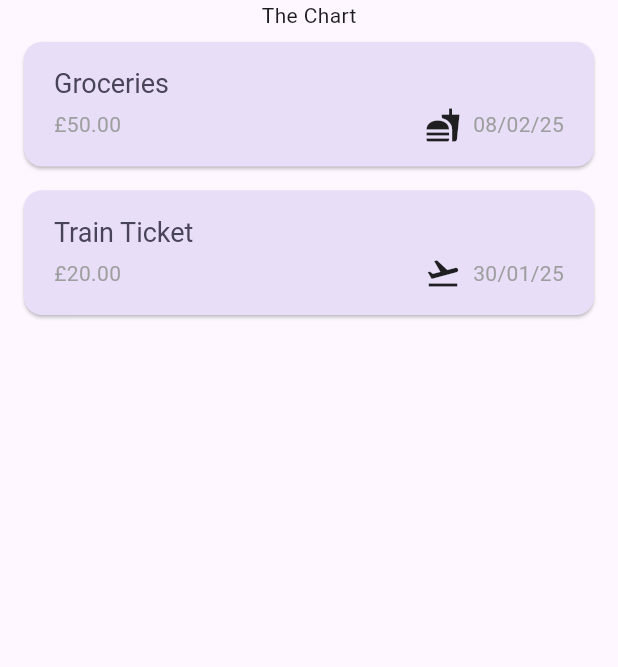
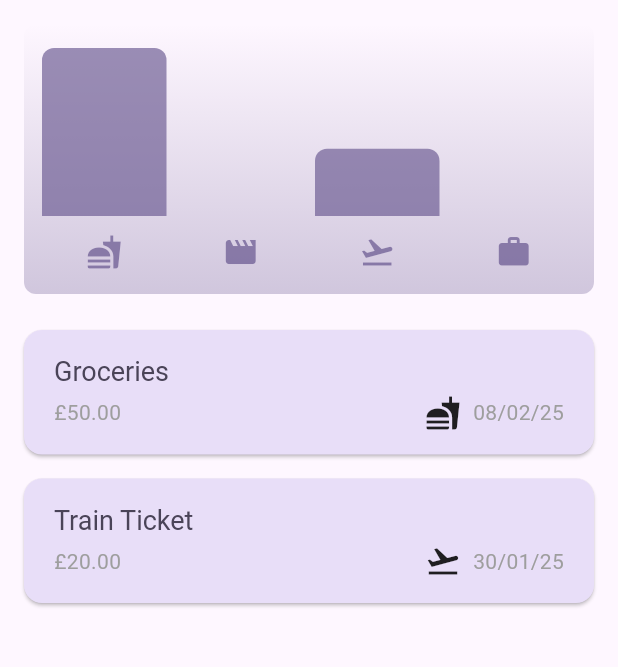
Before and after one commit to BillyOgilvie/flutter-expense-tracker, a Flutter app: the screen it shows after launch, on a phone screen of 412 x 824 dp, the part 84-751 px from its top. Run offline on Flutter 3.47's test engine with Material 3 defaults, Android fonts, the phone set to English and light mode, and no system bars.

Commit message:
132. Adding Chart Widgets

```diff
--- a/lib/main.dart
+++ b/lib/main.dart
@@ -3,13 +3,31 @@ import 'package:flutter/material.dart';
 import 'package:expense_tracker_app/widgets/expenses.dart';
 
 var kColorScheme = ColorScheme.fromSeed(
-  seedColor: const Color.fromARGB(255, 96, 59, 181),
+  seedColor: const Color.fromARGB(255, 196, 172, 252),
+);
+
+var kDarkColorScheme = ColorScheme.fromSeed(
+  brightness: Brightness.dark,
+  seedColor: const Color.fromARGB(255, 5, 99, 125),
 );
 
 void main() {
   runApp(
     MaterialApp(
       debugShowCheckedModeBanner: false,
+      darkTheme: ThemeData.dark().copyWith(
+        colorScheme: kDarkColorScheme,
+        cardTheme: const CardTheme().copyWith(
+          color: kDarkColorScheme.secondaryContainer,
+          margin: EdgeInsets.symmetric(horizontal: 16, vertical: 8),
+        ),
+        elevatedButtonTheme: ElevatedButtonThemeData(
+          style: ElevatedButton.styleFrom(
+            backgroundColor: kDarkColorScheme.primaryContainer,
+            foregroundColor: kDarkColorScheme.onPrimaryContainer,
+          ),
+        ),
+      ),
       theme: ThemeData().copyWith(
         colorScheme: kColorScheme,
         appBarTheme: const AppBarTheme().copyWith(
--- a/lib/models/expense.dart
+++ b/lib/models/expense.dart
@@ -31,3 +31,24 @@ class Expense {
 
   String get formattedDate => dateFormatter.format(date);
 }
+
+class ExpenseBucket {
+  ExpenseBucket({required this.category, required this.expenses});
+
+  ExpenseBucket.forCategory(List<Expense> allExpenses, this.category)
+      : expenses = allExpenses
+            .where((expense) => expense.category == category)
+            .toList();
+
+  final Category category;
+  final List<Expense> expenses;
+
+  double get totalExpenses {
+    double sum = 0;
+
+    for (final expense in expenses) {
+      sum += expense.amount;
+    }
+    return sum;
+  }
+}
--- /dev/null
+++ b/lib/widgets/chart/chart.dart
@@ -0,0 +1,95 @@
+import 'package:flutter/material.dart';
+
+import 'package:expense_tracker_app/widgets/chart/chart_bar.dart';
+import 'package:expense_tracker_app/models/expense.dart';
+
+class Chart extends StatelessWidget {
+  const Chart({super.key, required this.expenses});
+
+  final List<Expense> expenses;
+
+  List<ExpenseBucket> get buckets {
+    return [
+      ExpenseBucket.forCategory(expenses, Category.food),
+      ExpenseBucket.forCategory(expenses, Category.leisure),
+      ExpenseBucket.forCategory(expenses, Category.travel),
+      ExpenseBucket.forCategory(expenses, Category.work),
+    ];
+  }
+
+  double get maxTotalExpense {
+    double maxTotalExpense = 0;
+
+    for (final bucket in buckets) {
+      if (bucket.totalExpenses > maxTotalExpense) {
+        maxTotalExpense = bucket.totalExpenses;
+      }
+    }
+
+    return maxTotalExpense;
+  }
+
+  @override
+  Widget build(BuildContext context) {
+    final isDarkMode =
+        MediaQuery.of(context).platformBrightness == Brightness.dark;
+    return Container(
+      margin: const EdgeInsets.all(16),
+      padding: const EdgeInsets.symmetric(
+        vertical: 16,
+        horizontal: 8,
+      ),
+      width: double.infinity,
+      height: 180,
+      decoration: BoxDecoration(
+        borderRadius: BorderRadius.circular(8),
+        gradient: LinearGradient(
+          colors: [
+            Theme.of(context).colorScheme.primary.withValues(alpha: 0.3),
+            Theme.of(context).colorScheme.primary.withValues(alpha: 0.0)
+          ],
+          begin: Alignment.bottomCenter,
+          end: Alignment.topCenter,
+        ),
+      ),
+      child: Column(
+        children: [
+          Expanded(
+            child: Row(
+              crossAxisAlignment: CrossAxisAlignment.end,
+              children: [
+                for (final bucket in buckets) // alternative to map()
+                  ChartBar(
+                    fill: bucket.totalExpenses == 0
+                        ? 0
+                        : bucket.totalExpenses / maxTotalExpense,
+                  )
+              ],
+            ),
+          ),
+          const SizedBox(height: 12),
+          Row(
+            children: buckets
+                .map(
+                  (bucket) => Expanded(
+                    child: Padding(
+                      padding: const EdgeInsets.symmetric(horizontal: 4),
+                      child: Icon(
+                        categoryIcons[bucket.category],
+                        color: isDarkMode
+                            ? Theme.of(context).colorScheme.secondary
+                            : Theme.of(context)
+                                .colorScheme
+                                .primary
+                                .withValues(alpha: 0.7),
+                      ),
+                    ),
+                  ),
+                )
+                .toList(),
+          )
+        ],
+      ),
+    );
+  }
+}
--- /dev/null
+++ b/lib/widgets/chart/chart_bar.dart
@@ -0,0 +1,37 @@
+import 'package:flutter/material.dart';
+
+class ChartBar extends StatelessWidget {
+  const ChartBar({
+    super.key,
+    required this.fill,
+  });
+
+  final double fill;
+
+  @override
+  Widget build(BuildContext context) {
+    final isDarkMode =
+        MediaQuery.of(context).platformBrightness == Brightness.dark;
+    return Expanded(
+      child: Padding(
+        padding: const EdgeInsets.symmetric(horizontal: 4),
+        child: FractionallySizedBox(
+          heightFactor: fill,
+          child: DecoratedBox(
+            decoration: BoxDecoration(
+              shape: BoxShape.rectangle,
+              borderRadius:
+                  const BorderRadius.vertical(top: Radius.circular(8)),
+              color: isDarkMode
+                  ? Theme.of(context).colorScheme.secondary
+                  : Theme.of(context)
+                      .colorScheme
+                      .primary
+                      .withValues(alpha: 0.65),
+            ),
+          ),
+        ),
+      ),
+    );
+  }
+}
--- a/lib/widgets/expenses.dart
+++ b/lib/widgets/expenses.dart
@@ -1,4 +1,5 @@
 import 'package:expense_tracker_app/models/expense.dart';
+import 'package:expense_tracker_app/widgets/chart/chart.dart';
 import 'package:expense_tracker_app/widgets/expenses_list/expenses_list.dart';
 import 'package:expense_tracker_app/widgets/new_expense.dart';
 import 'package:flutter/material.dart';
@@ -89,7 +90,7 @@ class _ExpensesState extends State<Expenses> {
       ),
       body: Column(
         children: [
-          const Text('The Chart'),
+          Chart(expenses: _registeredExpenses),
           Expanded(
             child: mainContent,
           ),
```
